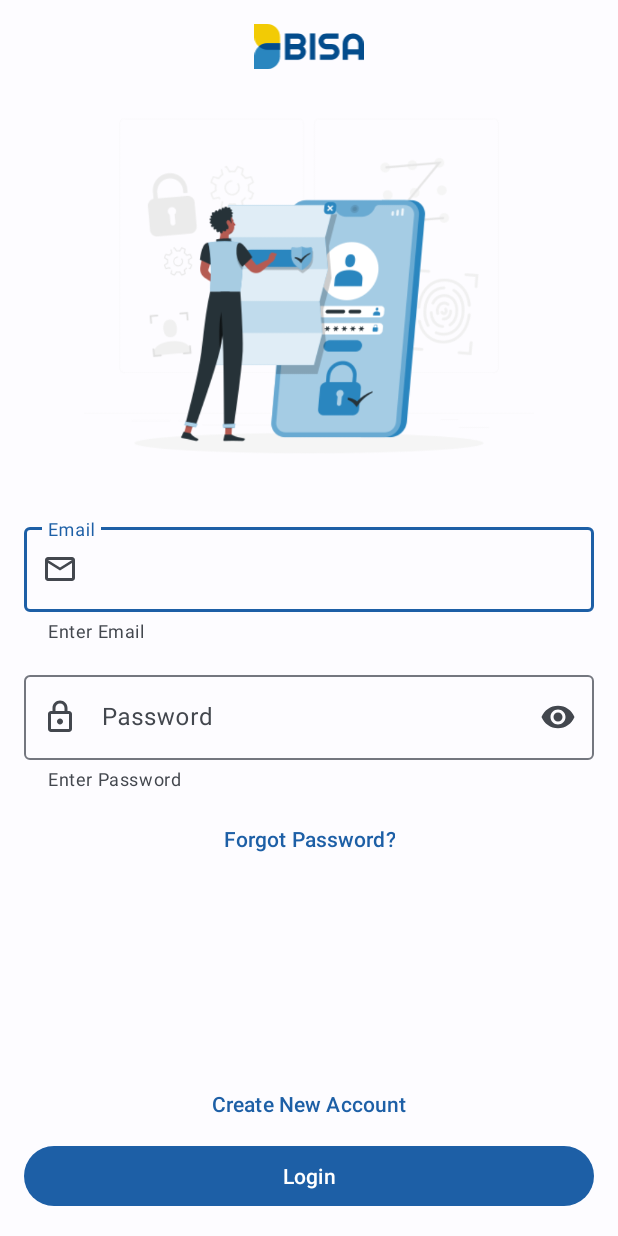
After one commit to anddfian/bisamerchant, an Android app: the LoginActivity screen opened directly, with no data from a screen before it, on a phone screen of 412 x 824 dp. The commit adds this screen. Run offline under Robolectric (Android 15) with nearby library versions, the phone set to English and light mode, and no system bars.

Commit message:
[QR-006] Create Login Screen - UI
Co-authored-by: Andi Alfian Bahtiar <55624363+anddfian@users.noreply.github.com>

```diff
--- a/app/src/main/AndroidManifest.xml
+++ b/app/src/main/AndroidManifest.xml
@@ -1,7 +1,6 @@
 <?xml version="1.0" encoding="utf-8"?>
 <manifest xmlns:android="http://schemas.android.com/apk/res/android"
     xmlns:tools="http://schemas.android.com/tools">
-
     <application
         android:allowBackup="true"
         android:dataExtractionRules="@xml/data_extraction_rules"
@@ -12,6 +11,9 @@
         android:supportsRtl="true"
         android:theme="@style/Theme.BISAMerchant"
         tools:targetApi="31">
+        <activity
+            android:name=".ui.login.LoginActivity"
+            android:exported="false" />
         <activity
             android:name=".ui.onboarding.OnboardingActivity"
             android:exported="false" />
@@ -27,5 +29,4 @@
             </intent-filter>
         </activity>
     </application>
-
 </manifest>
--- /dev/null
+++ b/app/src/main/java/com/bangkit/bisamerchant/ui/login/LoginActivity.kt
@@ -0,0 +1,12 @@
+package com.bangkit.bisamerchant.ui.login
+
+import androidx.appcompat.app.AppCompatActivity
+import android.os.Bundle
+import com.bangkit.bisamerchant.R
+
+class LoginActivity : AppCompatActivity() {
+    override fun onCreate(savedInstanceState: Bundle?) {
+        super.onCreate(savedInstanceState)
+        setContentView(R.layout.activity_login)
+    }
+}
--- /dev/null
+++ b/app/src/main/res/drawable/ic_lock_24.xml
@@ -0,0 +1,5 @@
+<vector android:height="24dp" android:tint="#000000"
+    android:viewportHeight="24" android:viewportWidth="24"
+    android:width="24dp" xmlns:android="http://schemas.android.com/apk/res/android">
+    <path android:fillColor="@android:color/white" android:pathData="M18,8h-1L17,6c0,-2.76 -2.24,-5 -5,-5S7,3.24 7,6v2L6,8c-1.1,0 -2,0.9 -2,2v10c0,1.1 0.9,2 2,2h12c1.1,0 2,-0.9 2,-2L20,10c0,-1.1 -0.9,-2 -2,-2zM9,6c0,-1.66 1.34,-3 3,-3s3,1.34 3,3v2L9,8L9,6zM18,20L6,20L6,10h12v10zM12,17c1.1,0 2,-0.9 2,-2s-0.9,-2 -2,-2 -2,0.9 -2,2 0.9,2 2,2z"/>
+</vector>
--- /dev/null
+++ b/app/src/main/res/drawable/ic_logo_colorized.xml
@@ -0,0 +1,31 @@
+<vector xmlns:android="http://schemas.android.com/apk/res/android"
+    android:width="2125dp"
+    android:height="875dp"
+    android:viewportWidth="2125"
+    android:viewportHeight="875">
+  <path
+      android:pathData="M1002.8,540.5c0,21.1 -4,41 -12.1,59.5 -8,18.5 -19,34.6 -32.9,48.5 -13.9,14 -30,24.9 -48.5,32.9 -18.6,8.1 -38.4,12.1 -59.5,12.1l-255.2,0 0,-510.5 255.2,0c21.1,0 41,4 59.5,12 18.5,8.1 34.6,19.1 48.5,32.9 14,14 24.9,30.1 32.9,48.6 8.1,18.6 12.1,38.4 12.1,59.5 0,9.5 -1.3,19.2 -3.9,29.2 -2.7,10 -6.3,19.6 -11.1,28.8 -4.7,9.2 -10.4,17.7 -17.1,25.3 -6.6,7.7 -14,13.9 -22,18.8 8.3,4.5 15.8,10.7 22.4,18.4 6.7,7.8 12.4,16.3 17.1,25.5 4.7,9.2 8.4,18.8 10.8,28.9 2.6,10.1 3.8,19.9 3.8,29.4zM696.5,591.4l153.1,0c7.2,0 13.9,-1.3 19.9,-3.9 6.2,-2.7 11.7,-6.2 16.3,-10.8 4.6,-4.6 8.1,-10.1 10.8,-16.3 2.5,-6.1 3.9,-12.8 3.9,-19.9 0,-7.1 -1.3,-13.7 -3.9,-19.9 -2.7,-6.2 -6.2,-11.6 -10.8,-16.2 -4.6,-4.6 -10.1,-8.3 -16.3,-10.8 -6.1,-2.7 -12.8,-4 -19.9,-4l-153.1,0 0,101.8zM696.5,387.4l153.1,0c7.2,0 13.9,-1.2 19.9,-3.9 6.2,-2.5 11.7,-6.2 16.3,-10.8 4.6,-4.6 8.1,-10.1 10.8,-16.4 2.5,-6.3 3.9,-13 3.9,-20 0,-7.2 -1.3,-13.9 -3.9,-20 -2.7,-6.1 -6.2,-11.6 -10.8,-16.2 -4.6,-4.6 -10.1,-8.3 -16.3,-10.8 -6.1,-2.7 -12.8,-3.9 -19.9,-3.9l-153.1,0 0,102.1z"
+      android:fillColor="#034C8C"
+      android:fillType="nonZero"/>
+  <path
+      android:pathData="M1182.1,693.6l-102.1,0l0,-510.5l102.1,0z"
+      android:fillColor="#034C8C"
+      android:fillType="nonZero"/>
+  <path
+      android:pathData="M1247,336.2c0,-21.1 4,-41 12,-59.5 8.1,-18.5 19.1,-34.6 32.9,-48.6 13.9,-13.9 30.1,-24.8 48.6,-32.9 18.5,-8 38.4,-12 59.4,-12l234.3,0 0,102.2 -234.3,0c-7.1,0 -13.7,1.2 -19.9,3.9 -6.2,2.5 -11.5,6.2 -16.2,10.8 -4.6,4.6 -8.3,10.1 -10.8,16.2 -2.7,6.2 -4,12.9 -4,20 0,7.1 1.3,13.7 4,20 2.6,6.3 6.2,11.8 10.8,16.4 4.6,4.6 10,8.3 16.2,10.8 6.2,2.7 12.9,3.9 19.9,3.9l102.2,0c21.1,0 41.1,4 59.7,12 18.6,7.9 34.9,18.8 48.7,32.7 13.9,13.9 24.8,30.1 32.8,48.7 7.9,18.7 11.9,38.5 11.9,59.7 0,21.1 -4,41 -11.9,59.5 -8,18.5 -19,34.6 -32.8,48.5 -13.9,14 -30.1,24.9 -48.7,32.9 -18.6,8.1 -38.5,12.1 -59.7,12.1l-226.8,0 0,-102.2 226.8,0c7.2,0 13.7,-1.3 19.9,-3.9 6.2,-2.7 11.5,-6.2 16.3,-10.8 4.6,-4.6 8.1,-10.1 10.8,-16.3 2.5,-6.1 3.9,-12.8 3.9,-19.9 0,-7.1 -1.3,-13.7 -3.9,-19.9 -2.7,-6.2 -6.2,-11.6 -10.8,-16.2 -4.7,-4.6 -10.1,-8.3 -16.3,-10.8 -6.2,-2.7 -12.8,-4 -19.9,-4l-102.2,0c-21,0 -41,-4 -59.4,-12 -18.5,-8.1 -34.8,-19.1 -48.6,-32.9 -13.9,-14 -24.8,-30.1 -32.9,-48.8 -8,-18.6 -12,-38.5 -12,-59.5z"
+      android:fillColor="#034C8C"
+      android:fillType="nonZero"/>
+  <path
+      android:pathData="M2022.7,489.6l0,-102.2c0,-14 -2.7,-27.2 -8,-39.6 -5.3,-12.5 -12.6,-23.3 -21.9,-32.6 -9.2,-9.2 -20.1,-16.6 -32.6,-21.9 -12.4,-5.3 -25.6,-8 -39.6,-8 -14.1,0 -27.3,2.7 -39.7,8 -12.5,5.2 -23.3,12.6 -32.6,21.9 -9.2,9.2 -16.5,20.1 -21.9,32.6 -5.3,12.4 -8,25.6 -8,39.6l0,102.2 204.3,0zM2124.9,693.6l-102.2,0 0,-102.2 -204.3,0 0,102.2 -101.8,0 0,-306.3c0,-28.2 5.3,-54.7 16,-79.5 10.7,-24.8 25.2,-46.5 43.6,-65 18.4,-18.5 40,-33.1 64.8,-43.8 24.8,-10.7 51.3,-16 79.6,-16 28.2,0 54.7,5.3 79.5,16 24.8,10.7 46.5,25.3 65,43.8 18.5,18.5 33,40.2 43.8,65 10.7,24.8 16,51.3 16,79.5l0,306.3z"
+      android:fillColor="#034C8C"
+      android:fillType="nonZero"/>
+  <path
+      android:pathData="M-0.1,0.8l250,0c137.5,0 250,112.5 250,250l0,250 -250,0c-137.5,0 -250,-112.5 -250,-250l0,-250z"
+      android:fillColor="#F2CB05"/>
+  <path
+      android:pathData="M-0.1,875.8l250,0c137.5,0 250,-112.5 250,-250l0,-250 -250,0c-137.5,0 -250,112.5 -250,250l0,250z"
+      android:fillColor="#2A86BF"/>
+  <path
+      android:pathData="M499.9,500.8l0,-125 -250,0c-63,0 -120.8,23.6 -164.9,62.5 44.1,38.8 101.9,62.5 164.9,62.5l250,0z"
+      android:fillColor="#034C8C"/>
+</vector>
--- /dev/null
+++ b/app/src/main/res/drawable/ic_mail_outline_24.xml
@@ -0,0 +1,5 @@
+<vector android:height="24dp" android:tint="#000000"
+    android:viewportHeight="24" android:viewportWidth="24"
+    android:width="24dp" xmlns:android="http://schemas.android.com/apk/res/android">
+    <path android:fillColor="@android:color/white" android:pathData="M20,4L4,4c-1.1,0 -1.99,0.9 -1.99,2L2,18c0,1.1 0.9,2 2,2h16c1.1,0 2,-0.9 2,-2L22,6c0,-1.1 -0.9,-2 -2,-2zM20,18L4,18L4,8l8,5 8,-5v10zM12,11L4,6h16l-8,5z"/>
+</vector>
--- /dev/null
+++ b/app/src/main/res/layout/activity_login.xml
@@ -0,0 +1,100 @@
+<?xml version="1.0" encoding="utf-8"?>
+<androidx.constraintlayout.widget.ConstraintLayout xmlns:android="http://schemas.android.com/apk/res/android"
+    xmlns:app="http://schemas.android.com/apk/res-auto"
+    xmlns:tools="http://schemas.android.com/tools"
+    android:layout_width="match_parent"
+    android:layout_height="match_parent"
+    tools:context=".ui.login.LoginActivity">
+
+    <ImageView
+        android:id="@+id/iv_login_logo"
+        android:layout_width="wrap_content"
+        android:layout_height="30dp"
+        android:layout_marginTop="16dp"
+        app:layout_constraintEnd_toEndOf="parent"
+        app:layout_constraintStart_toStartOf="parent"
+        app:layout_constraintTop_toTopOf="parent"
+        app:srcCompat="@drawable/ic_logo_colorized"
+        android:contentDescription="@string/login_logo" />
+
+    <ImageView
+        android:id="@+id/iv_login_illustration"
+        android:layout_width="300dp"
+        android:layout_height="300dp"
+        android:contentDescription="@string/login_illustration"
+        app:layout_constraintEnd_toEndOf="parent"
+        app:layout_constraintStart_toStartOf="parent"
+        app:layout_constraintTop_toBottomOf="@+id/iv_login_logo"
+        app:srcCompat="@drawable/img_login" />
+
+    <com.google.android.material.textfield.TextInputLayout
+        android:id="@+id/til_login_email"
+        android:layout_width="match_parent"
+        android:layout_height="wrap_content"
+        android:layout_marginHorizontal="16dp"
+        android:hint="@string/login_email"
+        app:helperText="@string/login_help_email"
+        app:helperTextEnabled="true"
+        app:layout_constraintEnd_toEndOf="parent"
+        app:layout_constraintStart_toStartOf="parent"
+        app:layout_constraintTop_toBottomOf="@+id/iv_login_illustration"
+        app:startIconDrawable="@drawable/ic_mail_outline_24">
+
+        <com.google.android.material.textfield.TextInputEditText
+            android:layout_width="match_parent"
+            android:layout_height="wrap_content" />
+    </com.google.android.material.textfield.TextInputLayout>
+
+    <com.google.android.material.textfield.TextInputLayout
+        android:id="@+id/til_login_password"
+        android:layout_width="match_parent"
+        android:layout_height="wrap_content"
+        android:layout_marginHorizontal="16dp"
+        android:layout_marginTop="16dp"
+        android:hint="@string/login_password"
+        app:helperText="@string/login_help_password"
+        app:helperTextEnabled="true"
+        app:endIconMode="password_toggle"
+        app:layout_constraintEnd_toEndOf="parent"
+        app:layout_constraintStart_toStartOf="parent"
+        app:layout_constraintTop_toBottomOf="@+id/til_login_email"
+        app:startIconDrawable="@drawable/ic_lock_24">
+
+        <com.google.android.material.textfield.TextInputEditText
+            android:layout_width="match_parent"
+            android:layout_height="wrap_content"
+            android:inputType="textPassword"/>
+    </com.google.android.material.textfield.TextInputLayout>
+
+    <Button
+        android:id="@+id/tb_forgot_password"
+        style="@style/Widget.Material3.Button.TextButton"
+        android:layout_width="wrap_content"
+        android:layout_height="wrap_content"
+        android:layout_marginTop="8dp"
+        android:text="@string/forgot_password"
+        app:layout_constraintEnd_toEndOf="parent"
+        app:layout_constraintStart_toStartOf="parent"
+        app:layout_constraintTop_toBottomOf="@+id/til_login_password" />
+
+    <Button
+        android:id="@+id/tb_create_account"
+        style="@style/Widget.Material3.Button.TextButton"
+        android:layout_width="wrap_content"
+        android:layout_height="wrap_content"
+        android:text="@string/create_account"
+        app:layout_constraintBottom_toTopOf="@+id/btn_login"
+        app:layout_constraintEnd_toEndOf="parent"
+        app:layout_constraintStart_toStartOf="parent" />
+
+    <Button
+        android:id="@+id/btn_login"
+        android:layout_width="match_parent"
+        android:layout_height="wrap_content"
+        android:layout_marginHorizontal="16dp"
+        android:layout_marginBottom="16dp"
+        android:text="@string/login_button"
+        app:layout_constraintBottom_toBottomOf="parent"
+        app:layout_constraintEnd_toEndOf="parent"
+        app:layout_constraintStart_toStartOf="parent" />
+</androidx.constraintlayout.widget.ConstraintLayout>
--- a/app/src/main/res/values/strings.xml
+++ b/app/src/main/res/values/strings.xml
@@ -12,4 +12,13 @@
     <string name="onboarding_1">Onboarding 1</string>
     <string name="onboarding_2">Onboarding 2</string>
     <string name="onboarding_3">Onboarding 3</string>
+    <string name="login_logo">Logo BISA</string>
+    <string name="login_illustration">Login Illustration</string>
+    <string name="login_email">Email</string>
+    <string name="login_help_email">Enter Email</string>
+    <string name="login_password">Password</string>
+    <string name="login_help_password">Enter Password</string>
+    <string name="forgot_password">Forgot Password?</string>
+    <string name="create_account">Create New Account</string>
+    <string name="login_button">Login</string>
 </resources>
```
Also changed, not shown: app/src/main/res/drawable/img_login.png (added).
